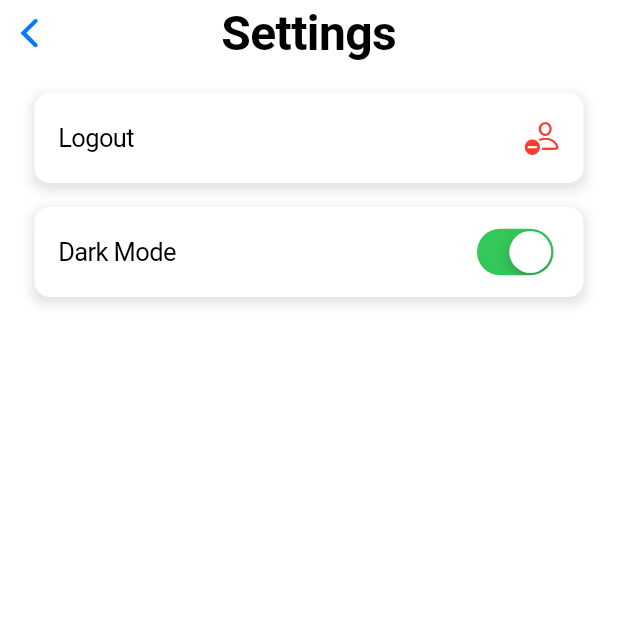
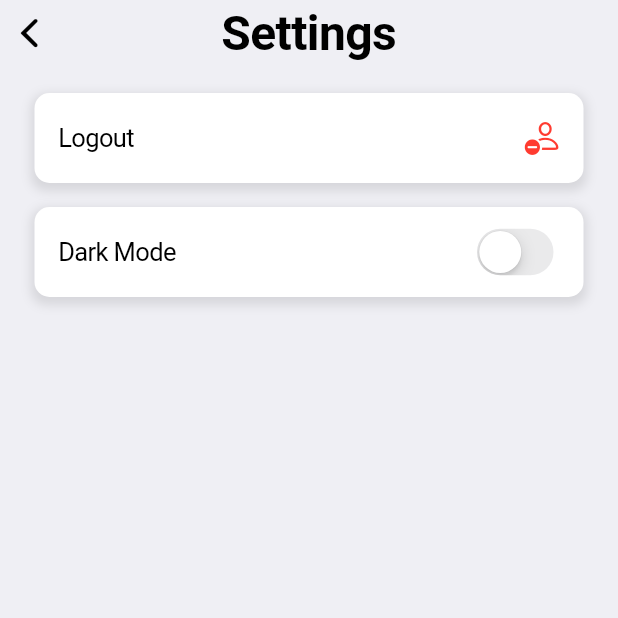
Before and after one commit to Jayakrishnan-manoj/Contineu-task, a Flutter app: the HomeScreen screen opened directly, after a tap on an icon or button, on a phone screen of 412 x 824 dp, the top half of it. Run offline on Flutter 3.47's test engine with Material 3 defaults, Android fonts, the phone set to English and light mode, and no system bars; our stand-ins replace cloud_firestore, firebase_auth, firebase_core, shared_preferences; accounts and stored records are empty; network calls fail.

Commit message:
feat: toggle themes

```diff
--- /dev/null
+++ b/lib/provider/theme_provider.dart
@@ -0,0 +1,51 @@
+import 'package:flutter/cupertino.dart';
+import 'package:flutter/material.dart';
+import 'package:shared_preferences/shared_preferences.dart';
+
+class ThemeProvider extends ChangeNotifier {
+  bool _isDarkTheme = false;
+
+  bool get isDarkTheme => _isDarkTheme;
+
+  // setDarkTheme(bool value) async {
+  //   SharedPreferences prefs = await SharedPreferences.getInstance();
+  //   prefs.setBool("isDarkTheme", value);
+  // }
+
+  // Future<bool> getTheme() async {
+  //   SharedPreferences prefs = await SharedPreferences.getInstance();
+  //   return prefs.getBool("isDarkTheme") ?? false;
+  // }
+
+    // Load theme from SharedPreferences
+  Future<void> loadTheme() async {
+    SharedPreferences prefs = await SharedPreferences.getInstance();
+    _isDarkTheme = prefs.getBool("isDarkTheme") ?? false;
+    notifyListeners();
+  }
+
+  // Save theme to SharedPreferences and notify listeners
+  void toggleTheme() async {
+    _isDarkTheme = !_isDarkTheme;
+    SharedPreferences prefs = await SharedPreferences.getInstance();
+    prefs.setBool("isDarkTheme", _isDarkTheme);
+    notifyListeners();
+  }
+
+
+  static final lightAppTheme = CupertinoThemeData(
+    brightness: Brightness.light,
+    primaryColor: CupertinoColors.systemBlue,
+    barBackgroundColor: CupertinoColors.systemGrey6,
+    scaffoldBackgroundColor: CupertinoColors.extraLightBackgroundGray,
+    textTheme: CupertinoTextThemeData(primaryColor: CupertinoColors.black),
+  );
+
+  static final darkAppTheme = CupertinoThemeData(
+    brightness: Brightness.dark,
+    primaryColor: CupertinoColors.systemBlue,
+    barBackgroundColor: CupertinoColors.black,
+    scaffoldBackgroundColor: Colors.black54,
+    textTheme: CupertinoTextThemeData(primaryColor: CupertinoColors.white),
+  );
+}
--- a/lib/screens/auth/create_account_screen.dart
+++ b/lib/screens/auth/create_account_screen.dart
@@ -105,7 +105,7 @@ class _CreateAccountScreenState extends State<CreateAccountScreen> {
                         },
                       text: 'Login',
                       style: TextStyle(
-                          color: CupertinoColors.activeOrange,
+                          color: CupertinoColors.systemIndigo,
                           fontWeight: FontWeight.bold,
                           decoration: TextDecoration.underline),
                     )
--- a/lib/screens/auth/login_screen.dart
+++ b/lib/screens/auth/login_screen.dart
@@ -48,7 +48,7 @@ class _LoginScreenState extends State<LoginScreen> {
             _isLoading
                 ? Center(
                     child: CupertinoActivityIndicator(
-                      color: CupertinoColors.activeOrange,
+                      color: CupertinoColors.systemIndigo,
                     ),
                   )
                 : Column(
@@ -81,7 +81,7 @@ class _LoginScreenState extends State<LoginScreen> {
                           textAlign: TextAlign.start,
                           style: TextStyle(
                             fontSize: 14,
-                            color: CupertinoColors.activeOrange,
+                            color: CupertinoColors.systemIndigo,
                             decoration: TextDecoration.underline,
                           ),
                         ),
@@ -148,7 +148,7 @@ class _LoginScreenState extends State<LoginScreen> {
                                   },
                                 text: 'Create an account',
                                 style: TextStyle(
-                                    color: CupertinoColors.activeOrange,
+                                    color: CupertinoColors.systemIndigo,
                                     fontWeight: FontWeight.bold,
                                     decoration: TextDecoration.underline),
                               )
--- a/lib/screens/home_screen.dart
+++ b/lib/screens/home_screen.dart
@@ -34,7 +34,7 @@ class _HomeScreenState extends State<HomeScreen> {
           ),
         ),
         middle: Text(
-          "Contineu Tasks",
+          "Contineu Todo",
           style: TextStyle(
             fontSize: 32,
           ),
--- a/lib/screens/settings_screen.dart
+++ b/lib/screens/settings_screen.dart
@@ -1,8 +1,10 @@
+import 'package:contineu/provider/theme_provider.dart';
 import 'package:contineu/screens/auth/login_screen.dart';
 import 'package:contineu/services/auth_service.dart';
 import 'package:contineu/widgets/settings_tile.dart';
 import 'package:flutter/cupertino.dart';
 import 'package:flutter/material.dart';
+import 'package:provider/provider.dart';
 
 class SettingsScreen extends StatefulWidget {
   const SettingsScreen({super.key});
@@ -12,8 +14,10 @@ class SettingsScreen extends StatefulWidget {
 }
 
 class _SettingsScreenState extends State<SettingsScreen> {
+
   @override
   Widget build(BuildContext context) {
+    final themeProvider = Provider.of<ThemeProvider>(context);
     return CupertinoPageScaffold(
       navigationBar: CupertinoNavigationBar(
         backgroundColor: Colors.transparent,
@@ -50,8 +54,11 @@ class _SettingsScreenState extends State<SettingsScreen> {
                 SettingsTile(
                   onTap: null,
                   trailing: CupertinoSwitch(
-                    value: true,
-                    onChanged: (_) {},
+                    activeColor: CupertinoColors.systemBlue,
+                    value: themeProvider.isDarkTheme,
+                    onChanged: (value) {
+                      themeProvider.toggleTheme();
+                    },
                   ),
                   title: "Dark Mode",
                 )
--- a/lib/widgets/custom_listtile.dart
+++ b/lib/widgets/custom_listtile.dart
@@ -1,5 +1,7 @@
+import 'package:contineu/provider/theme_provider.dart';
 import 'package:flutter/cupertino.dart';
 import 'package:flutter/material.dart';
+import 'package:provider/provider.dart';
 
 class CustomListtile extends StatelessWidget {
   const CustomListtile({
@@ -15,17 +17,12 @@ class CustomListtile extends StatelessWidget {
 
   @override
   Widget build(BuildContext context) {
-    return Dismissible(
-      key: Key(title),
-      background: Container(color: CupertinoColors.destructiveRed),
-      onDismissed: (direction) {
-        // Handle delete
-      },
-      child: Padding(
+    final themeProvider = Provider.of<ThemeProvider>(context);
+    return Padding(
       padding: const EdgeInsets.all(8.0),
       child: Container(
         decoration: BoxDecoration(
-            color: CupertinoColors.white,
+          color:themeProvider.isDarkTheme ? CupertinoColors.darkBackgroundGray : CupertinoColors.white,
           borderRadius: BorderRadius.circular(10.0),
           boxShadow: [
             BoxShadow(
@@ -52,7 +49,7 @@ class CustomListtile extends StatelessWidget {
                     },
                   ),
                   CupertinoButton(
-                        child: Icon(CupertinoIcons.delete),
+                      child: Icon(CupertinoIcons.delete,color: CupertinoColors.systemRed,),
                       onPressed: () async {
                         onDelete();
                       }),
@@ -62,7 +59,6 @@ class CustomListtile extends StatelessWidget {
           ),
         ),
       ),
-      ),
     );
   }
 }
--- a/lib/widgets/settings_tile.dart
+++ b/lib/widgets/settings_tile.dart
@@ -1,4 +1,6 @@
+import 'package:contineu/provider/theme_provider.dart';
 import 'package:flutter/cupertino.dart';
+import 'package:provider/provider.dart';
 
 class SettingsTile extends StatelessWidget {
   const SettingsTile({
@@ -14,6 +16,7 @@ class SettingsTile extends StatelessWidget {
 
   @override
   Widget build(BuildContext context) {
+    final themeProvider = Provider.of<ThemeProvider>(context);
     return GestureDetector(
       onTap: onTap,
       child: Padding(
@@ -21,7 +24,7 @@ class SettingsTile extends StatelessWidget {
         child: Container(
           height: 60,
           decoration: BoxDecoration(
-            color: CupertinoColors.white,
+            color:themeProvider.isDarkTheme ? CupertinoColors.darkBackgroundGray : CupertinoColors.white,
             borderRadius: BorderRadius.circular(10.0),
             boxShadow: [
               BoxShadow(
--- a/pubspec.yaml
+++ b/pubspec.yaml
@@ -34,6 +34,8 @@ dependencies:
   firebase_core: ^3.11.0
   flutter:
     sdk: flutter
+  provider: ^6.1.2
+  shared_preferences: ^2.3.3
 
 dev_dependencies:
   flutter_lints: ^3.0.0
```
Also changed, not shown: lib/main.dart (+16 -5 lines), lib/screens/add_todo_screen.dart (+8 -3 lines), pubspec.lock. Lines whose indentation alone changed are shown as unchanged.
